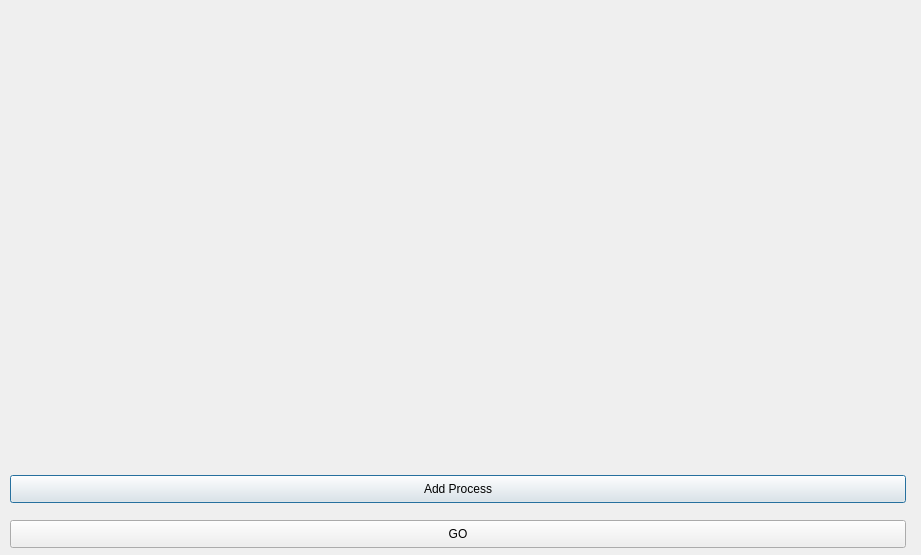
Before: the Qt Designer form CPUSchedulers/rr_dialog.ui in lameesemad1996/CPUSchedulers, drawn with Qt 5.
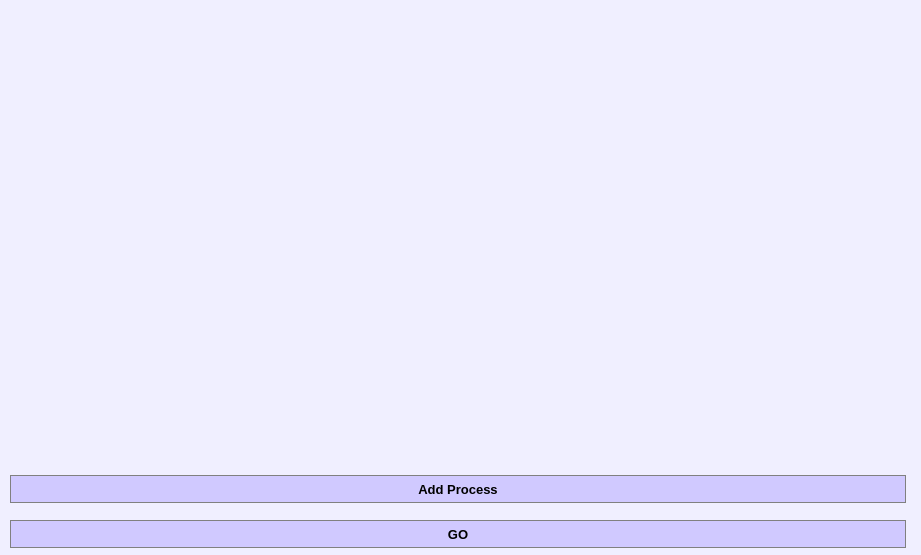
After: the same form once the commit is applied.

The edit to the form file:
```diff
--- a/CPUSchedulers/rr_dialog.ui
+++ b/CPUSchedulers/rr_dialog.ui
@@ -13,6 +13,9 @@
   <property name="windowTitle">
    <string>Dialog</string>
   </property>
+  <property name="styleSheet">
+   <string notr="true">background-color: rgb(240, 239, 255);</string>
+  </property>
   <widget class="QPushButton" name="pushButton_addProcess">
    <property name="geometry">
     <rect>
@@ -28,6 +31,24 @@
      <verstretch>0</verstretch>
     </sizepolicy>
    </property>
+   <property name="font">
+    <font>
+     <pointsize>10</pointsize>
+     <weight>75</weight>
+     <bold>true</bold>
+    </font>
+   </property>
+   <property name="styleSheet">
+    <string notr="true">QPushButton {
+	border: 1px solid gray;
+	background-color:rgb(208, 201, 255);
+}
+QPushButton:pressed {
+    background-color: qlineargradient(x1: 0, y1: 0, x2: 0, y2: 1,
+                                      stop: 0 #dadbde, stop: 1 #f6f7fa);
+}
+</string>
+   </property>
    <property name="text">
     <string>Add Process</string>
    </property>
@@ -58,6 +79,24 @@
      <verstretch>0</verstretch>
     </sizepolicy>
    </property>
+   <property name="font">
+    <font>
+     <pointsize>10</pointsize>
+     <weight>75</weight>
+     <bold>true</bold>
+    </font>
+   </property>
+   <property name="styleSheet">
+    <string notr="true">QPushButton {
+	border: 1px solid gray;
+	background-color:rgb(208, 201, 255);
+}
+QPushButton:pressed {
+    background-color: qlineargradient(x1: 0, y1: 0, x2: 0, y2: 1,
+                                      stop: 0 #dadbde, stop: 1 #f6f7fa);
+}
+</string>
+   </property>
    <property name="text">
     <string>GO</string>
    </property>
```
